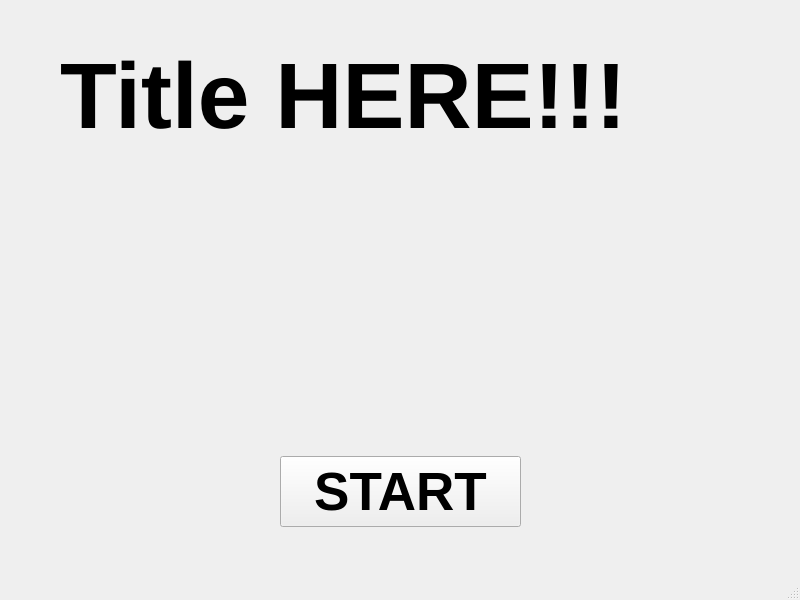
DarkoAdair/Projects, file A9/window.ui: the form before one commit.
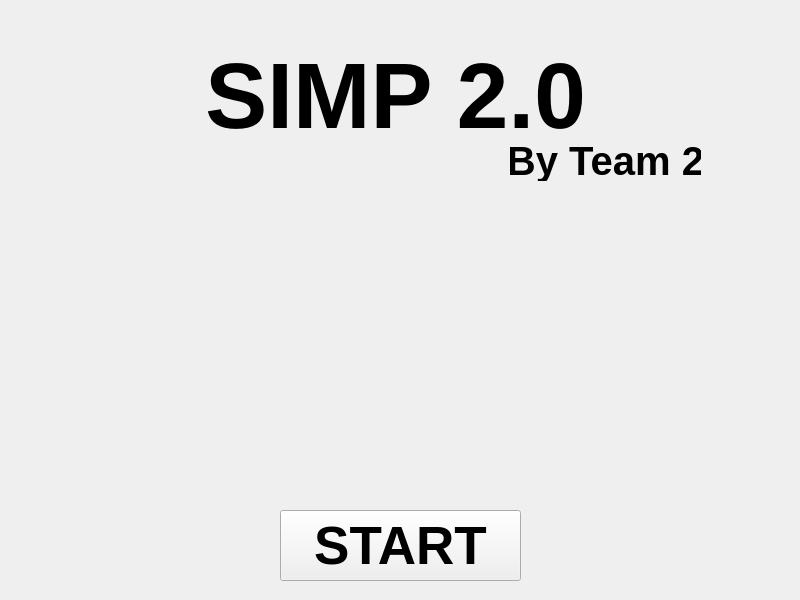
The form after the commit.

Commit message: Edit start screen, Add ending screen, now our game name is SIMP 2.0

Patch:
```diff
--- a/A9/window.ui
+++ b/A9/window.ui
@@ -21,7 +21,7 @@
     <property name="geometry">
      <rect>
       <x>280</x>
-      <y>456</y>
+      <y>510</y>
       <width>241</width>
       <height>71</height>
      </rect>
@@ -41,9 +41,9 @@
     <property name="geometry">
      <rect>
       <x>286</x>
-      <y>240</y>
+      <y>150</y>
       <width>231</width>
-      <height>201</height>
+      <height>331</height>
      </rect>
     </property>
     <property name="autoFillBackground">
@@ -71,21 +71,37 @@
      </font>
     </property>
     <property name="text">
-     <string>Title HERE!!!</string>
+     <string>SIMP 2.0</string>
     </property>
+    <property name="alignment">
+     <set>Qt::AlignCenter</set>
+    </property>
    </widget>
+   <widget class="QLabel" name="label_2">
+    <property name="geometry">
+     <rect>
+      <x>510</x>
+      <y>140</y>
+      <width>191</width>
+      <height>41</height>
+     </rect>
+    </property>
+    <property name="font">
+     <font>
+      <pointsize>30</pointsize>
+      <weight>75</weight>
+      <bold>true</bold>
+      <strikeout>false</strikeout>
+     </font>
+    </property>
+    <property name="text">
+     <string>By Team 2</string>
+    </property>
+    <property name="alignment">
+     <set>Qt::AlignCenter</set>
+    </property>
+   </widget>
   </widget>
-  <widget class="QMenuBar" name="menubar">
-   <property name="geometry">
-    <rect>
-     <x>0</x>
-     <y>0</y>
-     <width>800</width>
-     <height>22</height>
-    </rect>
-   </property>
-  </widget>
-  <widget class="QStatusBar" name="statusbar"/>
  </widget>
  <resources/>
  <connections/>
```
Left out of the diff: 2 changed lines with no effect on the pictures. The commit also changes 12 other files.
